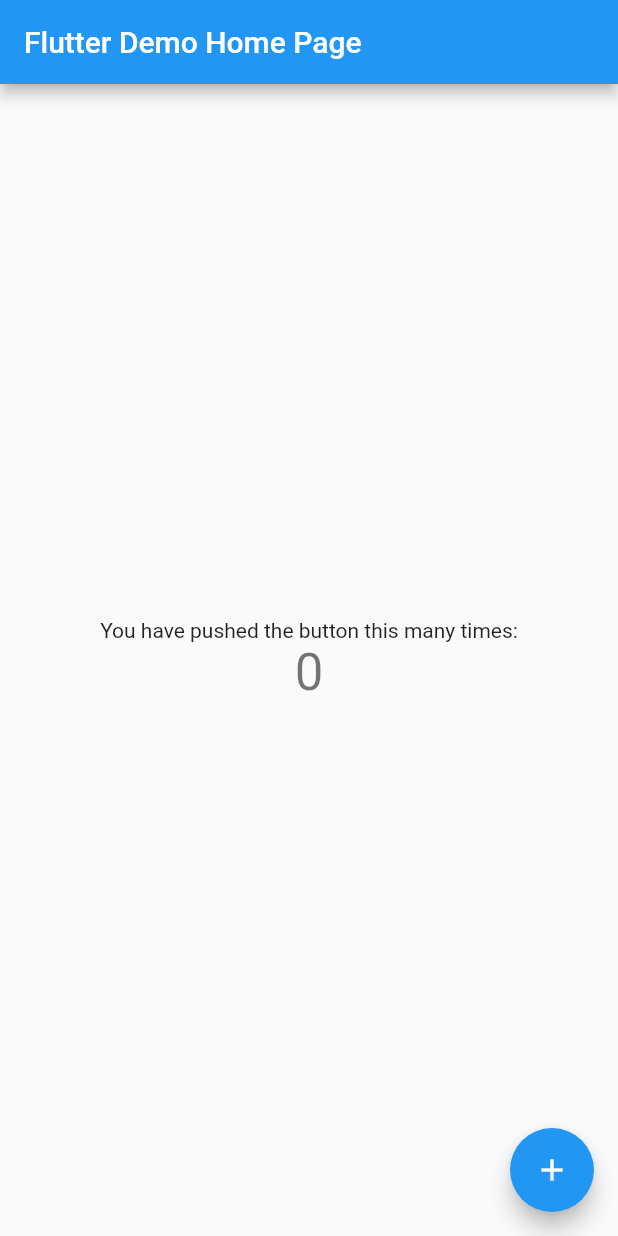
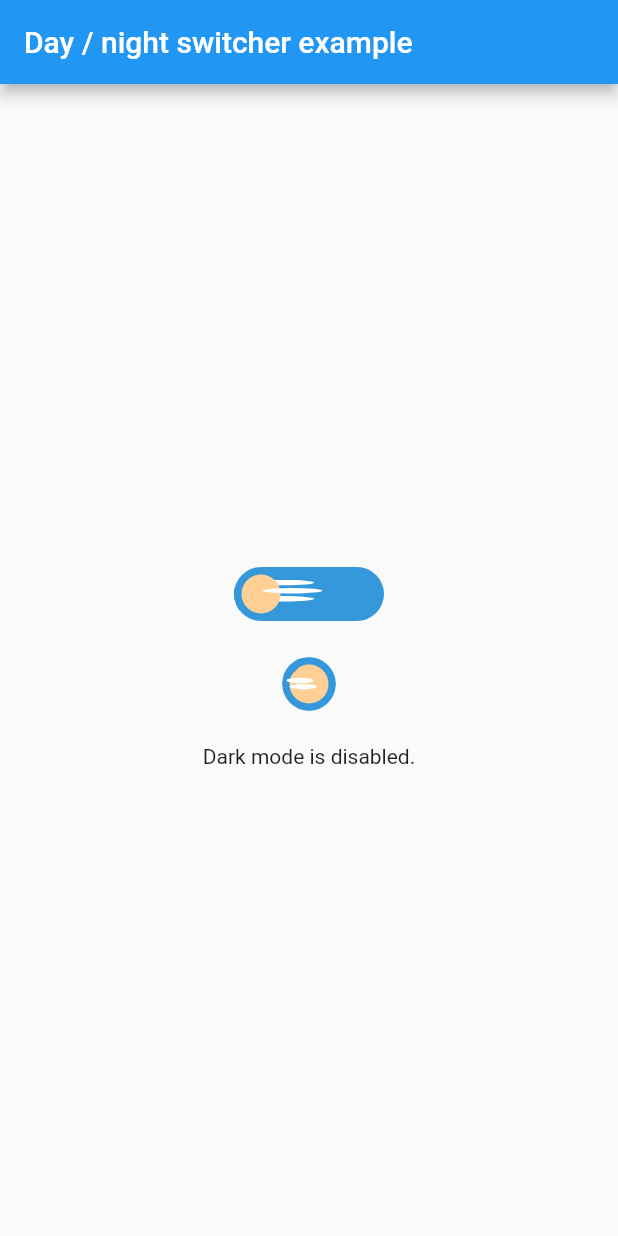
Before and after one commit to tahabutt96/Dark_Theme_Flutter, a Flutter app: the screen it shows after launch, on a phone screen of 412 x 824 dp. Run offline on Flutter 3.47's test engine with Material 2 defaults, Android fonts, the phone set to English and light mode, and no system bars.

Commit message:
implementation of dark theme

```diff
--- /dev/null
+++ b/lib/day_night_switcher.dart
@@ -0,0 +1 @@
+export 'package:dark_theme/src/widgets.dart';
--- a/lib/main.dart
+++ b/lib/main.dart
@@ -1,113 +1,64 @@
+import 'package:dark_theme/day_night_switcher.dart';
 import 'package:flutter/material.dart';
 
-void main() {
-  runApp(MyApp());
+/// Hello world !
+void main() => runApp(_DayNightSwitcherExample());
+
+/// The main widget.
+class _DayNightSwitcherExample extends StatefulWidget {
+  @override
+  State<StatefulWidget> createState() => _DayNightSwitcherExampleState();
 }
 
-class MyApp extends StatelessWidget {
-  // This widget is the root of your application.
+/// The main widget state.
+class _DayNightSwitcherExampleState extends State<_DayNightSwitcherExample> {
+  /// Whether dark mode is enabled.
+  bool isDarkModeEnabled = false;
+
   @override
   Widget build(BuildContext context) {
     return MaterialApp(
-      title: 'Flutter Demo',
-      theme: ThemeData(
-        // This is the theme of your application.
-        //
-        // Try running your application with "flutter run". You'll see the
-        // application has a blue toolbar. Then, without quitting the app, try
-        // changing the primarySwatch below to Colors.green and then invoke
-        // "hot reload" (press "r" in the console where you ran "flutter run",
-        // or simply save your changes to "hot reload" in a Flutter IDE).
-        // Notice that the counter didn't reset back to zero; the application
-        // is not restarted.
-        primarySwatch: Colors.blue,
+      title: 'Day / night switcher example',
+      theme: ThemeData.light(),
+      darkTheme: ThemeData.dark().copyWith(
+        appBarTheme: AppBarTheme(color: const Color(0xFF253341)),
+        scaffoldBackgroundColor: const Color(0xFF15202B),
       ),
-      home: MyHomePage(title: 'Flutter Demo Home Page'),
+      themeMode: isDarkModeEnabled ? ThemeMode.dark : ThemeMode.light,
+      home: Scaffold(
+        appBar: AppBar(title: Text('Day / night switcher example')),
+        body: SizedBox.expand(
+          child: Column(
+            crossAxisAlignment: CrossAxisAlignment.center,
+            mainAxisSize: MainAxisSize.max,
+            mainAxisAlignment: MainAxisAlignment.center,
+            children: [
+              DayNightSwitcher(
+                isDarkModeEnabled: isDarkModeEnabled,
+                onStateChanged: onStateChanged,
+              ),
+              Padding(
+                padding: EdgeInsets.only(top: 2),
+                child: DayNightSwitcherIcon(
+                  isDarkModeEnabled: isDarkModeEnabled,
+                  onStateChanged: onStateChanged,
+                ),
+              ),
+              Padding(
+                padding: EdgeInsets.only(top: 10),
+                child: Text('Dark mode is ' + (isDarkModeEnabled ? 'enabled' : 'disabled') + '.'),
+              ),
+            ],
+          ),
+        ),
+      ),
     );
   }
-}
 
-class MyHomePage extends StatefulWidget {
-  MyHomePage({Key key, this.title}) : super(key: key);
-
-  // This widget is the home page of your application. It is stateful, meaning
-  // that it has a State object (defined below) that contains fields that affect
-  // how it looks.
-
-  // This class is the configuration for the state. It holds the values (in this
-  // case the title) provided by the parent (in this case the App widget) and
-  // used by the build method of the State. Fields in a Widget subclass are
-  // always marked "final".
-
-  final String title;
-
-  @override
-  _MyHomePageState createState() => _MyHomePageState();
-}
-
-class _MyHomePageState extends State<MyHomePage> {
-  int _counter = 0;
-
-  void _incrementCounter() {
+  /// Called when the state (day / night) has changed.
+  void onStateChanged(bool isDarkModeEnabled) {
     setState(() {
-      // This call to setState tells the Flutter framework that something has
-      // changed in this State, which causes it to rerun the build method below
-      // so that the display can reflect the updated values. If we changed
-      // _counter without calling setState(), then the build method would not be
-      // called again, and so nothing would appear to happen.
-      _counter++;
+      this.isDarkModeEnabled = isDarkModeEnabled;
     });
   }
-
-  @override
-  Widget build(BuildContext context) {
-    // This method is rerun every time setState is called, for instance as done
-    // by the _incrementCounter method above.
-    //
-    // The Flutter framework has been optimized to make rerunning build methods
-    // fast, so that you can just rebuild anything that needs updating rather
-    // than having to individually change instances of widgets.
-    return Scaffold(
-      appBar: AppBar(
-        // Here we take the value from the MyHomePage object that was created by
-        // the App.build method, and use it to set our appbar title.
-        title: Text(widget.title),
-      ),
-      body: Center(
-        // Center is a layout widget. It takes a single child and positions it
-        // in the middle of the parent.
-        child: Column(
-          // Column is also a layout widget. It takes a list of children and
-          // arranges them vertically. By default, it sizes itself to fit its
-          // children horizontally, and tries to be as tall as its parent.
-          //
-          // Invoke "debug painting" (press "p" in the console, choose the
-          // "Toggle Debug Paint" action from the Flutter Inspector in Android
-          // Studio, or the "Toggle Debug Paint" command in Visual Studio Code)
-          // to see the wireframe for each widget.
-          //
-          // Column has various properties to control how it sizes itself and
-          // how it positions its children. Here we use mainAxisAlignment to
-          // center the children vertically; the main axis here is the vertical
-          // axis because Columns are vertical (the cross axis would be
-          // horizontal).
-          mainAxisAlignment: MainAxisAlignment.center,
-          children: <Widget>[
-            Text(
-              'You have pushed the button this many times:',
-            ),
-            Text(
-              '$_counter',
-              style: Theme.of(context).textTheme.headline4,
-            ),
-          ],
-        ),
-      ),
-      floatingActionButton: FloatingActionButton(
-        onPressed: _incrementCounter,
-        tooltip: 'Increment',
-        child: Icon(Icons.add),
-      ), // This trailing comma makes auto-formatting nicer for build methods.
-    );
-  }
 }
--- /dev/null
+++ b/lib/src/base.dart
@@ -0,0 +1,170 @@
+import 'package:flutter/material.dart';
+
+/// Should be called when a widget state has changed.
+typedef SwitcherStateChangedCallback = Function(bool isDarkModeEnabled);
+
+/// The base widget for every day / night switch widget.
+abstract class DayNightSwitcherBaseWidget extends StatefulWidget {
+  /// Whether the dark mode is currently enabled.
+  final bool isDarkModeEnabled;
+
+  /// Called when the state has changed.
+  final SwitcherStateChangedCallback onStateChanged;
+
+  /// Triggered when the widget has been long pressed.
+  final VoidCallback onLongPress;
+
+  /// The day background color.
+  final Color dayBackgroundColor;
+
+  /// The night background color.
+  final Color nightBackgroundColor;
+
+  /// The sun color.
+  final Color sunColor;
+
+  /// The moon color.
+  final Color moonColor;
+
+  /// The stars color.
+  final Color starsColor;
+
+  /// The clouds color.
+  final Color cloudsColor;
+
+  /// The craters color.
+  final Color cratersColor;
+
+  /// Creates a new day / night switcher base widget instance.
+  const DayNightSwitcherBaseWidget({
+    @required bool isDarkModeEnabled,
+    @required this.onStateChanged,
+    this.onLongPress,
+    Color dayBackgroundColor,
+    Color nightBackgroundColor,
+    Color sunColor,
+    Color moonColor,
+    Color starsColor,
+    Color cloudsColor,
+    Color cratersColor,
+  })  : assert(onStateChanged != null),
+        this.isDarkModeEnabled = isDarkModeEnabled ?? false,
+        dayBackgroundColor = dayBackgroundColor ?? const Color(0xFF3498DB),
+        nightBackgroundColor = nightBackgroundColor ?? const Color(0xFF192734),
+        sunColor = sunColor ?? const Color(0xFFFFCF96),
+        moonColor = moonColor ?? const Color(0xFFFFE5B5),
+        starsColor = starsColor ?? Colors.white,
+        cloudsColor = cloudsColor ?? Colors.white,
+        cratersColor = cratersColor ?? const Color(0xFFE8CDA5);
+
+  /// The widget height.
+  double get height => 36;
+
+  /// The widget width.
+  double get width;
+
+  /// The outer padding.
+  EdgeInsets get padding;
+
+  /// Allows to have a copy of this instance with the given parameters.
+  DayNightSwitcherBaseWidget copyWith({
+    bool isDarkModeEnabled,
+    SwitcherStateChangedCallback onStateChanged,
+    VoidCallback onLongPress,
+    Color dayBackgroundColor,
+    Color nightBackgroundColor,
+    Color sunColor,
+    Color moonColor,
+    Color starsColor,
+    Color cloudsColor,
+    Color cratersColor,
+  });
+}
+
+/// The base state for every day / night switch widget.
+abstract class DayNightSwitcherBaseState<T extends DayNightSwitcherBaseWidget>
+    extends State<T> with TickerProviderStateMixin {
+  /// The animation controller.
+  AnimationController _controller;
+
+  /// The animation instance.
+  Animation<double> _animation;
+
+  @override
+  void initState() {
+    super.initState();
+
+    _controller = AnimationController(
+        duration: const Duration(milliseconds: 200), vsync: this);
+    _controller.value = widget.isDarkModeEnabled ? 1.0 : 0.0;
+    _animation = Tween(begin: 0.0, end: 1.0).animate(_controller);
+    _animation.addStatusListener((status) {
+      if (status == AnimationStatus.completed ||
+          status == AnimationStatus.dismissed) {
+        widget.onStateChanged(_isDarkModeEnabled);
+      }
+    });
+  }
+
+  @override
+  void didUpdateWidget(T oldWidget) {
+    if (widget.isDarkModeEnabled != _isDarkModeEnabled) {
+      _onTap(sendFeedback: false);
+    }
+
+    super.didUpdateWidget(oldWidget);
+  }
+
+  @override
+  Widget build(BuildContext context) => Padding(
+    padding: widget.padding,
+    child: SizedBox(
+      height: widget.height,
+      width: widget.width,
+      child: GestureDetector(
+        onLongPress: _onLongPress,
+        onTap: _onTap,
+        child: AnimatedBuilder(
+          animation: _animation,
+          builder: (context, child) => CustomPaint(
+            size: Size(widget.width, widget.height),
+            painter: createCustomPainter(context, _animation.value),
+          ),
+        ),
+      ),
+    ),
+  );
+
+  @override
+  void dispose() {
+    _controller?.dispose();
+    super.dispose();
+  }
+
+  /// Creates the corresponding custom painter.
+  CustomPainter createCustomPainter(BuildContext context, double progress);
+
+  /// Returns whether dark mode is enabled.
+  bool get _isDarkModeEnabled => _animation.value == 1.0;
+
+  /// Triggered when the widget has been long pressed.
+  void _onLongPress() {
+    if (widget.onLongPress != null) {
+      Feedback.forLongPress(context);
+      widget.onLongPress();
+    }
+  }
+
+  /// Triggered when the widget has been tapped.
+  void _onTap({bool sendFeedback = true}) {
+    if (sendFeedback) {
+      Feedback.forTap(context);
+    }
+
+    if (_isDarkModeEnabled) {
+      _controller.reverse();
+    } else {
+      _controller.forward();
+    }
+  }
+}
--- /dev/null
+++ b/lib/src/widgets.dart
@@ -0,0 +1,351 @@
+import 'dart:ui' show lerpDouble;
+
+import 'package:dark_theme/src/base.dart';
+import 'package:flutter/material.dart';
+
+/// A simple day / night switch widget.
+class DayNightSwitcher extends DayNightSwitcherBaseWidget {
+  /// Creates a new day night switch icon state.
+  const DayNightSwitcher({
+    @required bool isDarkModeEnabled,
+    @required SwitcherStateChangedCallback onStateChanged,
+    VoidCallback onLongPress,
+    Color dayBackgroundColor,
+    Color nightBackgroundColor,
+    Color sunColor,
+    Color moonColor,
+    Color starsColor,
+    Color cloudsColor,
+    Color cratersColor,
+  }) : super(
+    isDarkModeEnabled: isDarkModeEnabled,
+    onStateChanged: onStateChanged,
+    onLongPress: onLongPress,
+    dayBackgroundColor: dayBackgroundColor,
+    nightBackgroundColor: nightBackgroundColor,
+    sunColor: sunColor,
+    moonColor: moonColor,
+    starsColor: starsColor,
+    cloudsColor: cloudsColor,
+    cratersColor: cratersColor,
+  );
+
+  @override
+  State<StatefulWidget> createState() => _DayNightSwitcherState();
+
+  @override
+  double get width => 100;
+
+  @override
+  EdgeInsets get padding => const EdgeInsets.symmetric(vertical: 10);
+
+  @override
+  DayNightSwitcher copyWith({
+    bool isDarkModeEnabled,
+    SwitcherStateChangedCallback onStateChanged,
+    VoidCallback onLongPress,
+    Color dayBackgroundColor,
+    Color nightBackgroundColor,
+    Color sunColor,
+    Color moonColor,
+    Color starsColor,
+    Color cloudsColor,
+    Color cratersColor,
+  }) =>
+      DayNightSwitcher(
+        isDarkModeEnabled: isDarkModeEnabled ?? this.isDarkModeEnabled,
+        onStateChanged: onStateChanged ?? this.onStateChanged,
+        onLongPress: onLongPress ?? this.onLongPress,
+        dayBackgroundColor: dayBackgroundColor ?? this.dayBackgroundColor,
+        nightBackgroundColor: nightBackgroundColor ?? this.nightBackgroundColor,
+        sunColor: sunColor ?? this.sunColor,
+        moonColor: moonColor ?? this.moonColor,
+        starsColor: starsColor ?? this.starsColor,
+        cloudsColor: cloudsColor ?? this.cloudsColor,
+        cratersColor: cratersColor ?? this.cratersColor,
+      );
+}
+
+/// The day night switch state.
+class _DayNightSwitcherState
+    extends DayNightSwitcherBaseState<DayNightSwitcher> {
+  @override
+  CustomPainter createCustomPainter(BuildContext context, double progress) =>
+      _DayNightPainter(
+        widget: widget,
+        progress: progress,
+      );
+}
+
+/// A simple day / night switch widget (but smaller than the other one).
+class DayNightSwitcherIcon extends DayNightSwitcherBaseWidget {
+  /// Creates a new day night switch icon state.
+  const DayNightSwitcherIcon({
+    @required bool isDarkModeEnabled,
+    @required SwitcherStateChangedCallback onStateChanged,
+    VoidCallback onLongPress,
+    Color dayBackgroundColor,
+    Color nightBackgroundColor,
+    Color sunColor,
+    Color moonColor,
+    Color starsColor,
+    Color cloudsColor,
+    Color cratersColor,
+  }) : super(
+    isDarkModeEnabled: isDarkModeEnabled,
+    onStateChanged: onStateChanged,
+    onLongPress: onLongPress,
+    dayBackgroundColor: dayBackgroundColor,
+    nightBackgroundColor: nightBackgroundColor,
+    sunColor: sunColor,
+    moonColor: moonColor,
+    starsColor: starsColor,
+    cloudsColor: cloudsColor,
+    cratersColor: cratersColor,
+  );
+
+  @override
+  State<StatefulWidget> createState() => _DayNightSwitcherIconState();
+
+  @override
+  double get width => 36;
+
+  @override
+  EdgeInsets get padding => const EdgeInsets.symmetric(vertical: 12);
+
+  @override
+  DayNightSwitcherIcon copyWith({
+    bool isDarkModeEnabled,
+    SwitcherStateChangedCallback onStateChanged,
+    VoidCallback onLongPress,
+    Color dayBackgroundColor,
+    Color nightBackgroundColor,
+    Color sunColor,
+    Color moonColor,
+    Color starsColor,
+    Color cloudsColor,
+    Color cratersColor,
+  }) =>
+      DayNightSwitcherIcon(
+        isDarkModeEnabled: isDarkModeEnabled ?? this.isDarkModeEnabled,
+        onStateChanged: onStateChanged ?? this.onStateChanged,
+        onLongPress: onLongPress ?? this.onLongPress,
+        dayBackgroundColor: dayBackgroundColor ?? this.dayBackgroundColor,
+        nightBackgroundColor: nightBackgroundColor ?? this.nightBackgroundColor,
+        sunColor: sunColor ?? this.sunColor,
+        moonColor: moonColor ?? this.moonColor,
+        starsColor: starsColor ?? this.starsColor,
+        cloudsColor: cloudsColor ?? this.cloudsColor,
+        cratersColor: cratersColor ?? this.cratersColor,
+      );
+}
+
+/// The day night switch state.
+class _DayNightSwitcherIconState
+    extends DayNightSwitcherBaseState<DayNightSwitcherIcon> {
+  @override
+  CustomPainter createCustomPainter(BuildContext context, double progress) =>
+      _DayNightIconPainter(
+        widget: widget,
+        progress: progress,
+      );
+}
+
+/// The day / night widget painter.
+class _DayNightPainter extends CustomPainter {
+  /// The base widget.
+  final DayNightSwitcherBaseWidget widget;
+
+  /// The widget inner padding.
+  final double padding;
+
+  /// The progress.
+  final double progress;
+
+  /// Creates a new day / night painter instance.
+  const _DayNightPainter({
+    @required this.widget,
+    this.padding = 5,
+    @required this.progress,
+  });
+
+  @override
+  void paint(Canvas canvas, Size size) {
+    double radius = size.height / 2;
+
+    double sunLeft = (size.width - 2 * (radius));
+    double left = progress * sunLeft + radius;
+
+    double top = radius;
+    Color backgroundColor = Color.lerp(
+        widget.dayBackgroundColor, widget.nightBackgroundColor, progress);
+
+    Rect background = Rect.fromLTWH(0, 0, size.width, size.height);
+    RRect shape = RRect.fromRectAndRadius(background, Radius.circular(radius));
+
+    canvas.clipRRect(shape, doAntiAlias: true);
+    canvas.drawRect(
+      background,
+      Paint()..color = backgroundColor,
+    );
+
+    drawCloud(canvas, size, sunLeft);
+    drawCloud(canvas, size, sunLeft, 2.5, 2);
+
+    canvas.drawCircle(
+      Offset(left, top),
+      radius - padding,
+      Paint()..color = Color.lerp(widget.sunColor, widget.moonColor, progress),
+    );
+
+    drawCloud(canvas, size, sunLeft, 4, 4, 2);
+
+    drawCrater(canvas, radius, left);
+    drawCrater(canvas, radius, left, 12, 1);
+
+    canvas.drawCircle(
+      Offset(left - radius * 2 + padding * 2 + progress * radius,
+          top - (progress / 2) * radius + padding),
+      radius - padding,
+      Paint()..color = backgroundColor,
+    );
+
+    drawStar(canvas, size);
+    drawStar(canvas, size, 4, 2);
+    drawStar(canvas, size, 1.5, 2.3, size.height / 15);
+  }
+
+  @override
+  bool shouldRepaint(_DayNightPainter oldDelegate) =>
+      progress != oldDelegate.progress || padding != oldDelegate.padding;
+
+  /// Draws a cloud.
+  void drawCloud(Canvas canvas, Size size, double sunLeft,
+      [double topDivisor = 10,
+        double moonLeftDivisor = 8,
+        double sunLeftDivisor = 1.8]) {
+    double height = size.height / 10;
+    double width = size.width / 2.5;
+
+    canvas.drawOval(
+      Rect.fromLTWH(
+        lerpDouble(sunLeft + padding - (size.width / sunLeftDivisor),
+            padding + (size.width / moonLeftDivisor), progress),
+        padding + size.height / topDivisor,
+        lerpDouble(width, height, progress),
+        height,
+      ),
+      Paint()..color = widget.cloudsColor,
+    );
+  }
+
+  /// Draws a star.
+  void drawStar(Canvas canvas, Size size,
+      [double topDivisor = 1.4, double leftDivisor = 5, double radius]) {
+    canvas.drawCircle(
+      Offset(size.width / leftDivisor, size.height / topDivisor),
+      lerpDouble(0.0, radius ?? size.height / 10, progress),
+      Paint()..color = widget.starsColor,
+    );
+  }
+
+  /// Draws a moon crater.
+  void drawCrater(Canvas canvas, double radius, double left,
+      [double leftDivisor = 2, double topDivisor = 2]) {
+    canvas.drawCircle(
+      Offset(left + radius / leftDivisor, padding + radius / topDivisor),
+      radius / 5,
+      Paint()
+        ..color = Color.lerp(Colors.transparent, widget.cratersColor, progress),
+    );
+  }
+}
+
+class _DayNightIconPainter extends CustomPainter {
+  /// The base widget.
+  final DayNightSwitcherBaseWidget widget;
+
+  /// The widget inner padding.
+  final double padding;
+
+  /// The progress.
+  final double progress;
+
+  /// Creates a new day / night icon painter instance.
+  const _DayNightIconPainter({
+    @required this.widget,
+    this.padding = 5,
+    @required this.progress,
+  });
+
+  @override
+  void paint(Canvas canvas, Size size) {
+    double radius = size.height / 2;
+    Offset center = Offset(size.width / 2, radius);
+    Color backgroundColor = Color.lerp(
+        widget.dayBackgroundColor, widget.nightBackgroundColor, progress);
+
+    canvas.clipRRect(RRect.fromRectAndRadius(
+        Rect.fromCircle(center: center, radius: radius),
+        Radius.circular(radius)));
+
+    canvas.drawCircle(
+      center,
+      radius,
+      Paint()..color = backgroundColor,
+    );
+
+    canvas.drawCircle(
+      Offset((size.width / 2), radius),
+      radius - padding,
+      Paint()..color = Color.lerp(widget.sunColor, widget.moonColor, progress),
+    );
+
+    drawCrater(canvas, size);
+    drawCrater(canvas, size, 11, 1.6, 1.6);
+
+    drawCloud(canvas, size, 12, 2.6);
+    drawCloud(canvas, size);
+
+    canvas.drawCircle(
+      Offset(progress * (size.width / 3), progress * (size.height / 3)),
+      radius - padding,
+      Paint()..color = backgroundColor,
+    );
+  }
+
+  /// Draws a cloud.
+  void drawCloud(Canvas canvas, Size size,
+      [double leftDivisor = 7,
+        double topDivisor = 2,
+        double heightDivisor = 10,
+        double widthDivisor = 2]) {
+    canvas.drawOval(
+      Rect.fromLTWH(
+        size.width / leftDivisor,
+        size.height / topDivisor,
+        size.width / widthDivisor,
+        size.height / heightDivisor,
+      ),
+      Paint()
+        ..color = Color.lerp(widget.cloudsColor, Colors.transparent, progress),
+    );
+  }
+
+  /// Draws a moon crater.
+  void drawCrater(Canvas canvas, Size size,
+      [double radiusDivisor = 8,
+        double heightDivisor = 2.5,
+        double widthDivisor = 3]) {
+    canvas.drawCircle(
+      Offset(size.width / widthDivisor, size.height / heightDivisor),
+      size.height / radiusDivisor,
+      Paint()
+        ..color = Color.lerp(Colors.transparent, widget.cratersColor, progress),
+    );
+  }
+
+  @override
+  bool shouldRepaint(_DayNightIconPainter oldDelegate) =>
+      progress != oldDelegate.progress || padding != oldDelegate.padding;
+}
```
Also changed, not shown: 2 other files.
